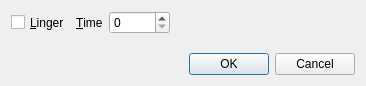
First picture: the form in branches/trunk/GoldBug-UI/spot-on-listener-socket-options.ui, repository textbrowser/spot-on, before the edit.
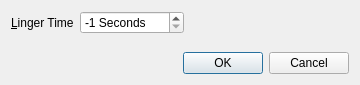
Second picture: the form after the edit. Icons and pictures are not drawn.

Commit message: New file. Socket options changes.

What changed in the file:
```diff
--- a/branches/trunk/GoldBug-UI/spot-on-listener-socket-options.ui
+++ b/branches/trunk/GoldBug-UI/spot-on-listener-socket-options.ui
@@ -6,8 +6,8 @@
    <rect>
     <x>0</x>
     <y>0</y>
-    <width>366</width>
-    <height>86</height>
+    <width>360</width>
+    <height>85</height>
    </rect>
   </property>
   <property name="windowIcon">
@@ -17,23 +17,10 @@
   <layout class="QVBoxLayout" name="verticalLayout">
    <item>
     <layout class="QHBoxLayout" name="horizontalLayout">
-     <item>
-      <widget class="QCheckBox" name="linger">
-       <property name="sizePolicy">
-        <sizepolicy hsizetype="Minimum" vsizetype="Preferred">
-         <horstretch>0</horstretch>
-         <verstretch>0</verstretch>
-        </sizepolicy>
-       </property>
-       <property name="text">
-        <string>&amp;Linger</string>
-       </property>
-      </widget>
-     </item>
      <item>
       <widget class="QLabel" name="label">
        <property name="text">
-        <string>&amp;Time</string>
+        <string>&amp;Linger Time</string>
        </property>
        <property name="buddy">
         <cstring>linger_time</cstring>
@@ -42,8 +29,17 @@
      </item>
      <item>
       <widget class="QSpinBox" name="linger_time">
+       <property name="suffix">
+        <string> Seconds</string>
+       </property>
+       <property name="minimum">
+        <number>-1</number>
+       </property>
        <property name="maximum">
-        <number>65536</number>
+        <number>3600</number>
+       </property>
+       <property name="value">
+        <number>-1</number>
        </property>
       </widget>
      </item>
```
Left out of the diff: 1 changed line with no effect on the pictures. The commit also changes 14 other files.
